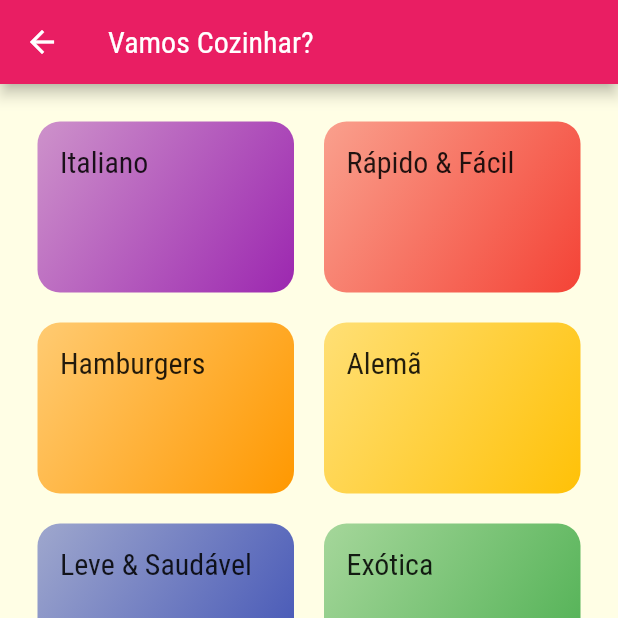
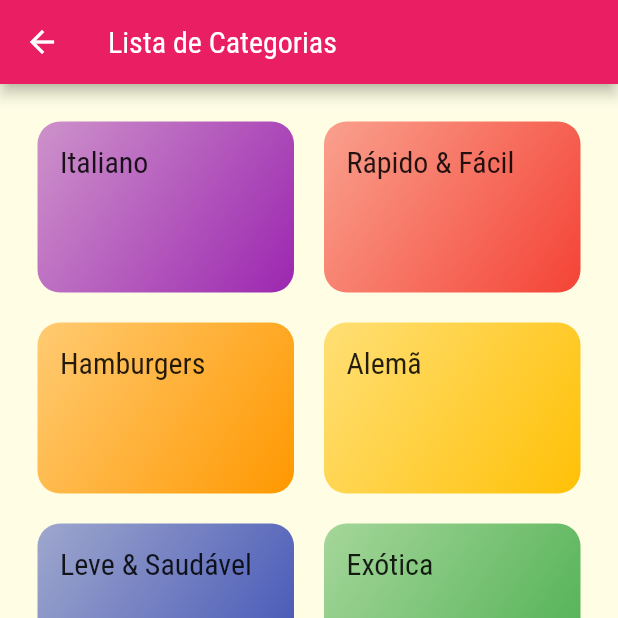
Before and after one commit to KaiqueMunhoz/ryc_meals, a Flutter app: the TabsScreen screen opened directly, on a phone screen of 412 x 824 dp, the top half of it. Run offline on Flutter 3.47's test engine with Material 2 defaults, Android fonts, the phone set to English and light mode, and no system bars.

Commit message:
feat: Change _screen type and add dynamic title to screens

```diff
--- a/lib/screens/tabs_screen.dart
+++ b/lib/screens/tabs_screen.dart
@@ -11,9 +11,15 @@ class TabsScreen extends StatefulWidget {
 
 class _TabsScreenState extends State<TabsScreen> {
   int _selectedScreenIndex = 0;
-  final List<Widget> _screens = [
-    const CategoriesScreen(),
-    const FavoriteScreen(),
+  final List<Map<String, Object>> _screens = [
+    {
+      'title': 'Lista de Categorias',
+      'screen': const CategoriesScreen(),
+    },
+    {
+      'title': 'Meus Favoritos',
+      'screen': const FavoriteScreen(),
+    }
   ];
 
   void _selectScreen(int index) {
@@ -26,9 +32,9 @@ class _TabsScreenState extends State<TabsScreen> {
   Widget build(BuildContext context) {
     return Scaffold(
       appBar: AppBar(
-        title: Text('Vamos Cozinhar?'),
+        title: Text(_screens[_selectedScreenIndex]['title']),
       ),
-      body: _screens[_selectedScreenIndex],
+      body: _screens[_selectedScreenIndex]['screen'],
       bottomNavigationBar: BottomNavigationBar(
         onTap: _selectScreen,
         backgroundColor: Theme.of(context).primaryColor,
```
